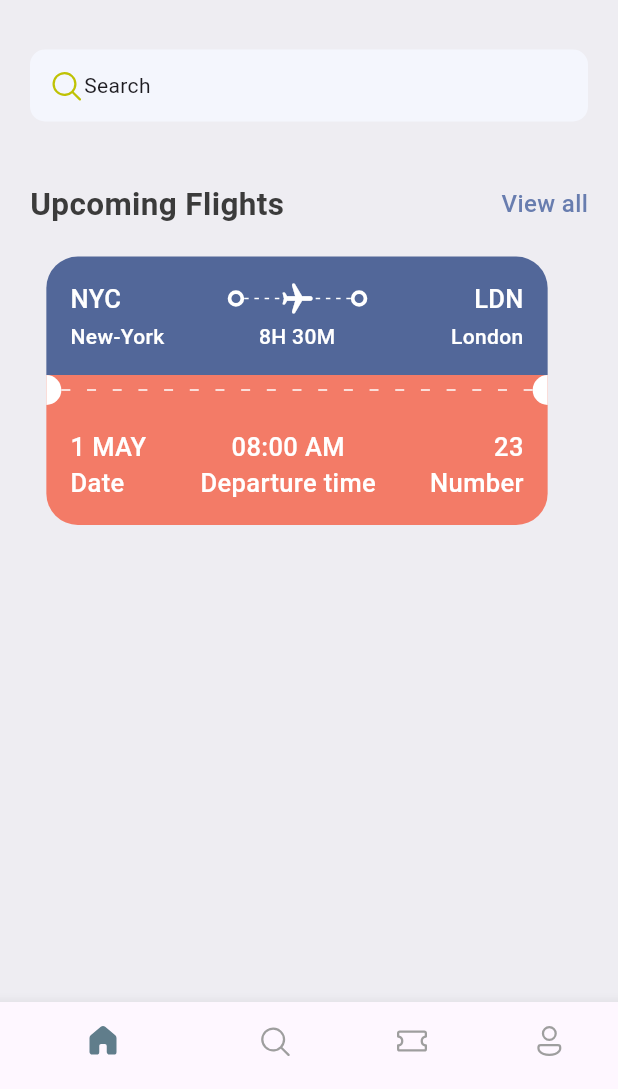
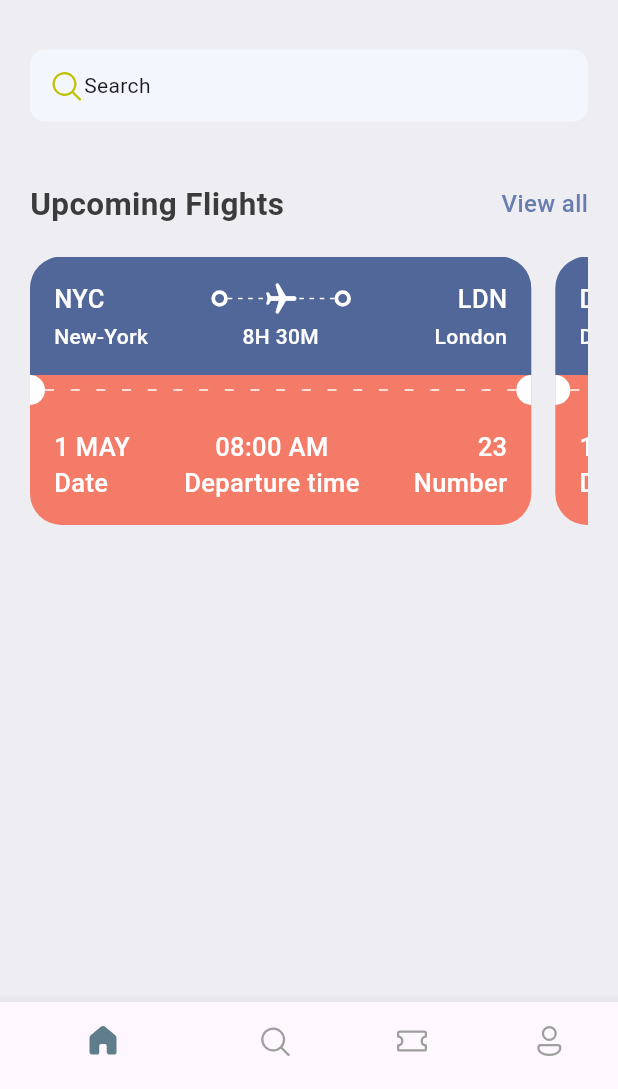
Before and after one commit to Ritex12in/First-Flutter-App, a Flutter app: the screen it shows after launch, on a phone screen of 412 x 824 dp, the part 147-1236 px from its top. Run offline on Flutter 3.47's test engine with Material 3 defaults, Android fonts, the phone set to English and light mode, and no system bars; our stand-ins replace fluentui_icons.

```diff
--- /dev/null
+++ b/lib/base/utils/all_jason.dart
@@ -0,0 +1,114 @@
+List<Map<String, dynamic>> ticketList = [
+  {
+    'from': {
+      'code':"NYC",
+      'name':"New-York"
+    },
+    'to': {
+      'code':"LDN",
+      'name':"London"
+    },
+    'flying_time': '8H 30M',
+    'date': "1 MAY",
+    'departure_time':"08:00 AM",
+    "number":23
+  },
+  {
+    'from': {
+      'code':"DK",
+      'name':"Dhaka"
+    },
+    'to': {
+      'code':"SH",
+      'name':"Shanghai"
+    },
+    'flying_time': '4H 20M',
+    'date': "10 MAY",
+    'departure_time':"09:00 AM",
+    "number":45
+  },
+  {
+    'from': {
+      'code':"IND",
+      'name':"India"
+    },
+    'to': {
+      'code':"JP",
+      'name':"Japan"
+    },
+    'flying_time': '7H 30M',
+    'date': "32 JUNE",
+    'departure_time':"09:00 AM",
+    "number":48
+  },
+  {
+    'from': {
+      'code':"IND",
+      'name':"India"
+    },
+    'to': {
+      'code':"JP",
+      'name':"Japan"
+    },
+    'flying_time': '7H 30M',
+    'date': "32 JUNE",
+    'departure_time':"09:00 AM",
+    "number":48
+  },
+  {
+    'from': {
+      'code':"IND",
+      'name':"India"
+    },
+    'to': {
+      'code':"JP",
+      'name':"Japan"
+    },
+    'flying_time': '7H 30M',
+    'date': "32 JUNE",
+    'departure_time':"09:00 AM",
+    "number":48
+  },
+  {
+    'from': {
+      'code':"IND",
+      'name':"India"
+    },
+    'to': {
+      'code':"JP",
+      'name':"Japan"
+    },
+    'flying_time': '7H 30M',
+    'date': "32 JUNE",
+    'departure_time':"09:00 AM",
+    "number":48
+  },
+  {
+    'from': {
+      'code':"IND",
+      'name':"India"
+    },
+    'to': {
+      'code':"JP",
+      'name':"Japan"
+    },
+    'flying_time': '7H 30M',
+    'date': "32 JUNE",
+    'departure_time':"09:00 AM",
+    "number":48
+  },
+  {
+    'from': {
+      'code':"IND",
+      'name':"India"
+    },
+    'to': {
+      'code':"JP",
+      'name':"Japan"
+    },
+    'flying_time': '7H 30M',
+    'date': "32 JUNE",
+    'departure_time':"09:00 AM",
+    "number":48
+  },
+];
--- /dev/null
+++ b/lib/base/widgets/all_tickets.dart
@@ -0,0 +1,28 @@
+import 'package:first_flutter_app/base/utils/all_jason.dart';
+import 'package:first_flutter_app/base/widgets/ticket_view.dart';
+import 'package:flutter/material.dart';
+
+class AllTickets extends StatelessWidget {
+  const AllTickets({super.key});
+
+  @override
+  Widget build(BuildContext context) {
+    return Scaffold(
+      appBar: AppBar(
+        title: const Text("All Tickets"),
+      ),
+      body: ListView(
+        children: [
+          SingleChildScrollView(
+            child: Column(
+              children: ticketList.map((singleTicket) =>
+                  Container(
+                    margin: const EdgeInsets.only(bottom: 10),
+                      child: TicketView(ticket: singleTicket))).toList(),
+            ),
+          )
+        ],
+      ),
+    );
+  }
+}
--- a/lib/base/widgets/app_double_text.dart
+++ b/lib/base/widgets/app_double_text.dart
@@ -1,4 +1,5 @@
 import 'package:first_flutter_app/base/res/styles/app_styles.dart';
+import 'package:first_flutter_app/base/widgets/all_tickets.dart';
 import 'package:flutter/material.dart';
 
 class AppDoubleText extends StatelessWidget {
@@ -15,6 +16,7 @@ class AppDoubleText extends StatelessWidget {
           style: AppStyles.headLineStyle2,
         ),
         InkWell(
+          onTap: ()=> Navigator.pushNamed(context, "all_tickets"),
           child: Text(
             second,
             style: AppStyles.textStyle.copyWith(color: AppStyles.primaryColor),
--- a/lib/base/widgets/ticket_view.dart
+++ b/lib/base/widgets/ticket_view.dart
@@ -9,7 +9,9 @@ import 'package:flutter/material.dart';
 import '../res/styles/app_styles.dart';
 
 class TicketView extends StatelessWidget {
-  const TicketView({super.key});
+  final Map<String, dynamic> ticket;
+  final double margin;
+  const TicketView({super.key, required this.ticket, this.margin=0});
 
   @override
   Widget build(BuildContext context) {
@@ -18,7 +20,7 @@ class TicketView extends StatelessWidget {
       width: size.width * 0.85,
       height: 189,
       child: Container(
-        margin: const EdgeInsets.only(right: 16),
+        margin: EdgeInsets.only(right: margin),
         child: Column(
           children: [
             Container(
@@ -33,8 +35,8 @@ class TicketView extends StatelessWidget {
                 children: [
                   Row(
                     children: [
-                      const TextStyleThird(
-                        text: 'NYC',
+                       TextStyleThird(
+                        text: ticket["from"]["code"],
                       ),
                       Expanded(child: Container()),
                       const BigDot(),
@@ -57,8 +59,8 @@ class TicketView extends StatelessWidget {
                       )),
                       const BigDot(),
                       Expanded(child: Container()),
-                      const TextStyleThird(
-                        text: 'LDN',
+                      TextStyleThird(
+                        text: ticket["to"]["code"],
                       ),
                     ],
                   ),
@@ -67,15 +69,15 @@ class TicketView extends StatelessWidget {
                   ),
                   Row(
                     children: [
-                      const SizedBox(
-                          width: 100, child: TextStyleFourth(text: "New-York")),
+                       SizedBox(
+                          width: 100, child: TextStyleFourth(text: ticket["from"]["name"])),
                       Expanded(child: Container()),
-                      const TextStyleFourth(text: "8H 30M"),
+                      TextStyleFourth(text: ticket['flying_time']),
                       Expanded(child: Container()),
-                      const SizedBox(
+                      SizedBox(
                         width: 100,
                         child: TextStyleFourth(
-                          text: "London",
+                          text: ticket['to']['name'],
                           textAlign: TextAlign.end,
                         ),
                       )
@@ -112,19 +114,19 @@ class TicketView extends StatelessWidget {
                     bottomLeft: Radius.circular(21),
                     bottomRight: Radius.circular(21)),
               ),
-              child: const Row(
+              child:  Row(
                   mainAxisAlignment: MainAxisAlignment.spaceBetween,
                   children: [
                     AppColumnTextLayout(
-                        textUp: "1 MAY",
+                        textUp: ticket['date'],
                         textDown: "Date",
                         alignment: CrossAxisAlignment.start),
                     AppColumnTextLayout(
-                        textUp: "08:00 AM",
+                        textUp: ticket['departure_time'],
                         textDown: "Departure time",
                         alignment: CrossAxisAlignment.center),
                     AppColumnTextLayout(
-                        textUp: "23",
+                        textUp: ticket['number'].toString(),
                         textDown: "Number",
                         alignment: CrossAxisAlignment.end),
                   ]),
--- a/lib/main.dart
+++ b/lib/main.dart
@@ -1,4 +1,5 @@
 import 'package:first_flutter_app/base/bottom_nav_bar.dart';
+import 'package:first_flutter_app/base/widgets/all_tickets.dart';
 import 'package:flutter/material.dart';
 
 void main() {
@@ -10,9 +11,12 @@ class MyApp extends StatelessWidget {
 
   @override
   Widget build(BuildContext context) {
-    return const MaterialApp(
+    return MaterialApp(
       debugShowCheckedModeBanner: false,
-      home: BottomNavBar()
+      routes: {
+        "/": (context) => const BottomNavBar(),
+        "all_tickets": (context) => const AllTickets()
+      },
     );
   }
 }
--- a/lib/screens/home_screen.dart
+++ b/lib/screens/home_screen.dart
@@ -5,6 +5,7 @@ import 'package:flutter/material.dart';
 
 import '../base/res/media.dart';
 import '../base/res/styles/app_styles.dart';
+import '../base/utils/all_jason.dart';
 
 class HomeScreen extends StatelessWidget {
   const HomeScreen({super.key});
@@ -74,7 +75,12 @@ class HomeScreen extends StatelessWidget {
                   const SizedBox(
                     height: 20,
                   ),
-                  const TicketView()
+                  SingleChildScrollView(
+                      scrollDirection: Axis.horizontal,
+                      child: Row(
+                        children: ticketList.take(5).map((singleTicket)=>
+                            TicketView(ticket: singleTicket, margin: 16,)).toList()
+                      ))
                 ],
               ),
             ),
```
